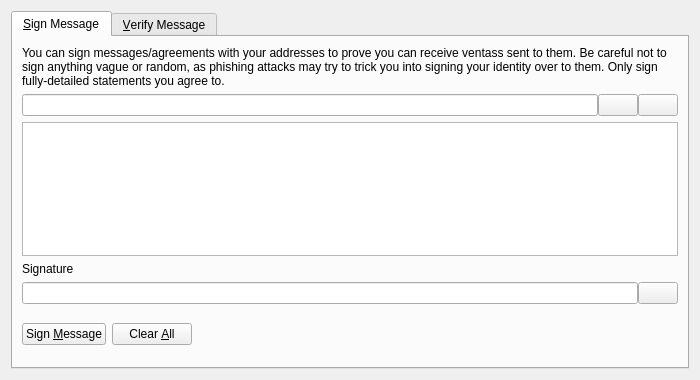
Before: the Qt Designer form src/qt/forms/signverifymessagedialog.ui in ventas-project/ventas, drawn with Qt 5.
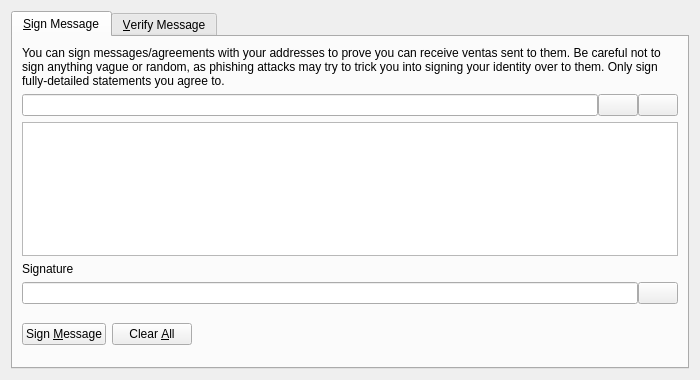
After: the same form once the commit is applied. Icons and pictures are not drawn. Custom widgets are drawn as their Qt base class.

Commit message: ventass -> ventas

```diff
--- a/src/qt/forms/signverifymessagedialog.ui
+++ b/src/qt/forms/signverifymessagedialog.ui
@@ -30,7 +30,7 @@
        <item>
         <widget class="QLabel" name="infoLabel_SM">
          <property name="text">
-          <string>You can sign messages/agreements with your addresses to prove you can receive ventass sent to them. Be careful not to sign anything vague or random, as phishing attacks may try to trick you into signing your identity over to them. Only sign fully-detailed statements you agree to.</string>
+          <string>You can sign messages/agreements with your addresses to prove you can receive ventas sent to them. Be careful not to sign anything vague or random, as phishing attacks may try to trick you into signing your identity over to them. Only sign fully-detailed statements you agree to.</string>
          </property>
          <property name="textFormat">
           <enum>Qt::PlainText</enum>
```
The commit also changes 7 other files.
